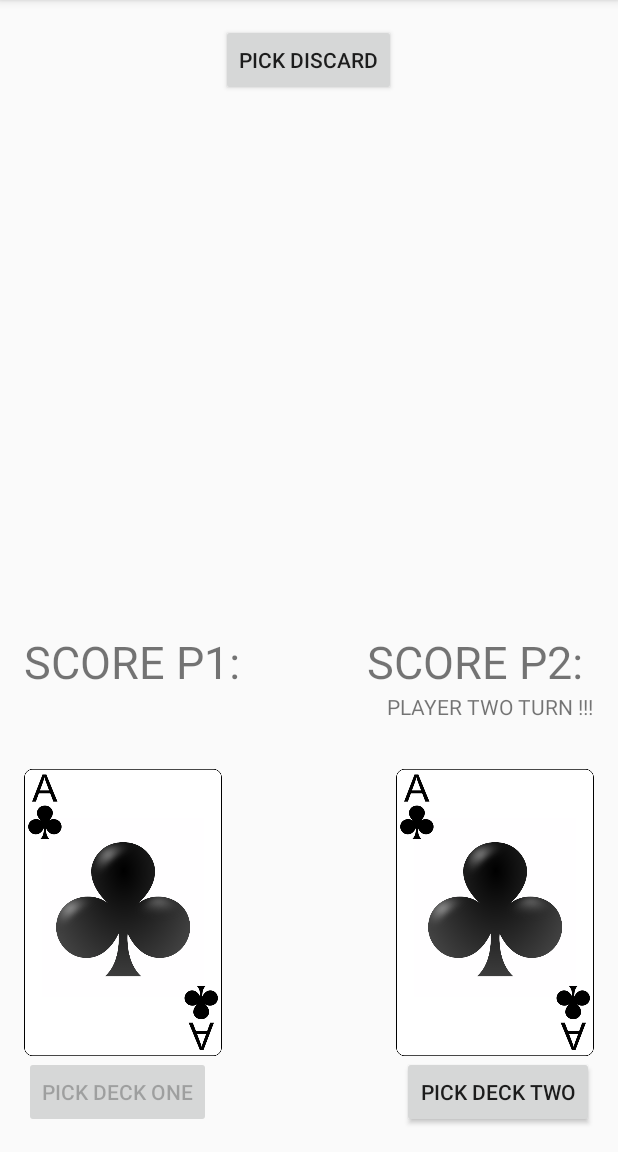
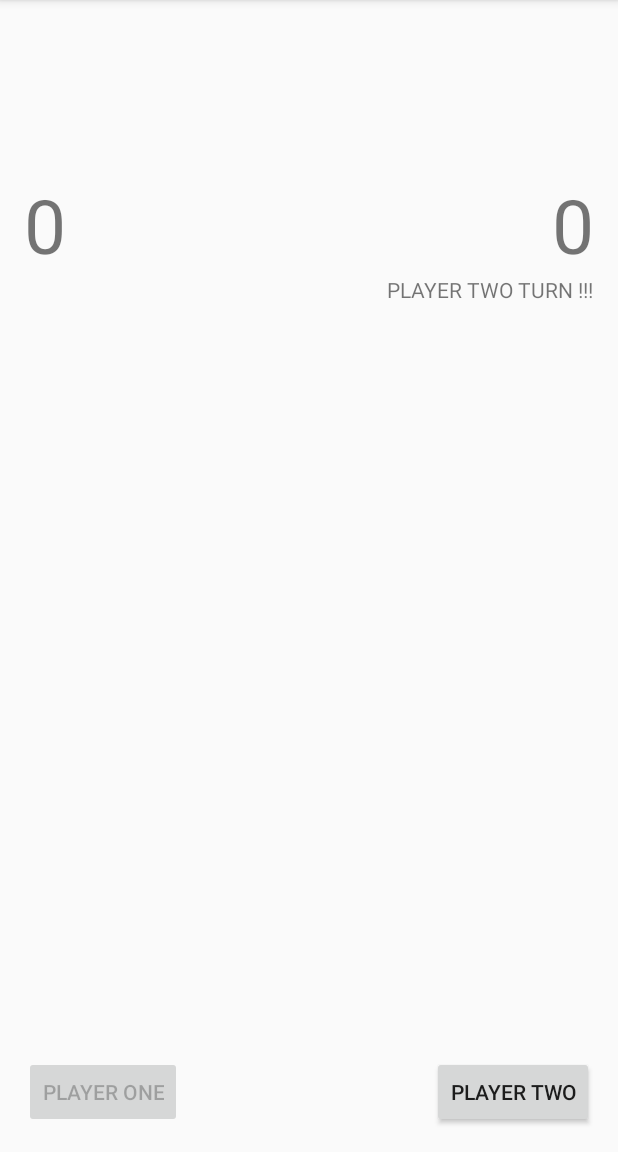
Before and after one commit to iksmiT/NewCardGameProject, an Android app: the PlayActivity screen opened directly, with no data from a screen before it, on a phone screen of 412 x 824 dp, the part 84-1236 px from its top. Run offline under Robolectric (Android 15) with nearby library versions, the phone set to English and light mode, and no system bars.

Commit message:
Pre-release

```diff
--- a/app/src/main/java/timski_ensicaen/newcardgameproject/PlayActivity.java
+++ b/app/src/main/java/timski_ensicaen/newcardgameproject/PlayActivity.java
@@ -17,6 +17,9 @@ public class PlayActivity extends AppCompatActivity {
     Button switchTurnButton = null;
     ImageView cardImageOne = null;
     ImageView cardImageTwo = null;
+    TextView scorePlayerOne = null;
+    TextView scorePlayerTwo = null;
+    TextView endText = null;
 
     @Override
     protected void onCreate(Bundle savedInstanceState) {
@@ -30,6 +33,9 @@ public class PlayActivity extends AppCompatActivity {
         switchTurnButton = (Button) findViewById(R.id.next_turn_button);
         cardImageOne = (ImageView) findViewById(R.id.image_view_one);
         cardImageTwo = (ImageView) findViewById(R.id.image_view_two);
+        scorePlayerOne = (TextView) findViewById(R.id.score_one_text);
+        scorePlayerTwo = (TextView) findViewById(R.id.score_two_text);
+        endText = (TextView) findViewById(R.id.end_text);
         initGame(mRound, pickDeckButtonOne, pickDeckButtonTwo, playerOneText, playerTwoText);
     }
 
@@ -67,24 +73,11 @@ public class PlayActivity extends AppCompatActivity {
                 Button pickDeckButtonOne = (Button) findViewById(R.id.pick_from_one);
                 Button pickDeckButtonTwo = (Button) findViewById(R.id.pick_from_two);
 
-
                 if (cardTwo != null) {
                     displayCardEntity(cardImageTwo, cardTwo.getId(), globalValues.customWidth, globalValues.customHeight);
                 }
                 //mRound.changeTurn();
                 turnSystem(mRound, pickDeckButtonOne, pickDeckButtonTwo, playerOneText, playerTwoText);
-            }
-        });
-
-        Button pickDiscardButton = (Button) findViewById(R.id.pick_from_discard);
-        pickDiscardButton.setOnClickListener(new View.OnClickListener() {
-            @Override
-            public void onClick(View v) {
-                ImageView cardImage = (ImageView) findViewById(R.id.image_view_discard);
-                CardEntity pickedCard = mCardDeck.pickCardEntityFromDiscard();
-                if (pickedCard != null) {
-                    displayCardEntity(cardImage, pickedCard.getId(), globalValues.customWidth, globalValues.customHeight);
-                }
             }
         });
 
@@ -97,9 +90,15 @@ public class PlayActivity extends AppCompatActivity {
                 TextView playerTwoText = (TextView) findViewById(R.id.text_two);
                 Button pickDeckButtonOne = (Button) findViewById(R.id.pick_from_one);
                 Button pickDeckButtonTwo = (Button) findViewById(R.id.pick_from_two);
-                newRound(mRound, pickDeckButtonOne, pickDeckButtonTwo, playerOneText, playerTwoText);
-                initGame(mRound, pickDeckButtonOne, pickDeckButtonTwo, playerOneText, playerTwoText);
-                //turnSystem(mRound, pickDeckButtonOne, pickDeckButtonTwo, playerOneText, playerTwoText);
+
+                if (mRound.getPhase() != Round.FINAL_PHASE) {
+                    newRound(mRound, pickDeckButtonOne, pickDeckButtonTwo, playerOneText, playerTwoText);
+                    initGame(mRound, pickDeckButtonOne, pickDeckButtonTwo, playerOneText, playerTwoText);
+                    //turnSystem(mRound, pickDeckButtonOne, pickDeckButtonTwo, playerOneText, playerTwoText);
+                } else {
+                    resetGame(mRound, pickDeckButtonOne, pickDeckButtonTwo, playerOneText, playerTwoText);
+                    initGame(mRound, pickDeckButtonOne, pickDeckButtonTwo, playerOneText, playerTwoText);
+                }
             }
         });
     }
@@ -140,6 +139,12 @@ public class PlayActivity extends AppCompatActivity {
     }
 
     public void initGame(Round round, Button buttonOne, Button buttonTwo, TextView mTextView1, TextView mTextView2) {
+        scorePlayerOne.setText(String.valueOf(round.getPlayerOneScore()));
+        scorePlayerTwo.setText(String.valueOf(round.getPlayerTwoScore()));
+        cardImageOne.setImageResource(android.R.color.transparent);
+        cardImageTwo.setImageResource(android.R.color.transparent);
+        switchTurnButton.setText("NEXT ROUND");
+        endText.setText("");
         if (round.getTurn() == Round.PLAYER_ONE_TURN) {
             buttonTwo.setEnabled(false);
             buttonOne.setEnabled(true);
@@ -153,6 +158,11 @@ public class PlayActivity extends AppCompatActivity {
             mTextView1.setText("");
         }
         switchTurnButton.setVisibility(View.GONE);
+    }
+
+    public void resetGame(Round round, Button buttonOne, Button buttonTwo, TextView mTextView1, TextView mTextView2) {
+        mCardDeck = new CardDeck();
+        mRound = new Round();
     }
 
     public void turnSystem(Round round, Button buttonOne, Button buttonTwo, TextView mTextView1, TextView mTextView2) {
@@ -183,7 +193,17 @@ public class PlayActivity extends AppCompatActivity {
                 mTextView2.setText("");
 
                 if (cardOne == null || cardTwo == null) {
-
+                    mTextView1.setText("");
+                    mTextView2.setText("");
+                    if (round.getPlayerOneScore() > round.getPlayerTwoScore()) {
+                        endText.setText("PLAYER 1 WINS");
+                    }
+                    else if (round.getPlayerTwoScore() > round.getPlayerOneScore()) {
+                        endText.setText("PLAYER 2 WINS");
+                    }
+                    else {endText.setText("DRAW GAME !");}
+                    switchTurnButton.setText("REMATCH");
+                    mRound.setPhase(Round.FINAL_PHASE);
                 }
                 else {
                     int winner = CardEntity.cardBattle(cardOne, cardTwo);
@@ -191,16 +211,23 @@ public class PlayActivity extends AppCompatActivity {
                     if (winner == Round.PLAYER_ONE_WINS) {
                         mTextView1.setText("PLAY ONE WINS !");
                         mTextView2.setText("PLAY TWO LOSES !");
+                        round.setPlayerOneScore(round.getPlayerOneScore() + round.getPoint());
+                        scorePlayerOne.setText(String.valueOf(round.getPlayerOneScore()));
+                        round.setPoint(1);
                     } else if (winner == Round.PLAYER_TWO_WINS) {
                         mTextView2.setText("PLAY TWO WINS !");
                         mTextView1.setText("PLAY ONE LOSES !");
+                        round.setPlayerTwoScore(round.getPlayerTwoScore() + round.getPoint());
+                        scorePlayerTwo.setText(String.valueOf(round.getPlayerTwoScore()));
+                        round.setPoint(1);
                     } else {
                         mTextView2.setText("DRAW !");
                         mTextView1.setText("DRAW !");
                         round.setPoint(round.getPoint() + 1);
                     }
-                    switchTurnButton.setVisibility(View.VISIBLE);
+
                 }
+                switchTurnButton.setVisibility(View.VISIBLE);
             }
         }
         Log.d("TURN SYSTEM","phase = " + String.valueOf(round.getPhase()) + " play_one_played = " + String.valueOf(round.getPlayerOnePlayed()) + " player_two_played = " + String.valueOf(round.getPlayerTwoPlayed()));
--- a/app/src/main/java/timski_ensicaen/newcardgameproject/Round.java
+++ b/app/src/main/java/timski_ensicaen/newcardgameproject/Round.java
@@ -7,6 +7,8 @@ public class Round {
     private boolean playerOnePlayed;
     private boolean playerTwoPlayed;
     private int point;
+    private int playerOneScore;
+    private int playerTwoScore;
 
     public static final int PLAYER_ONE_TURN     = 1;
     public static final int PLAYER_TWO_TURN     = 2;
@@ -27,6 +29,8 @@ public class Round {
         this.playerOnePlayed = false;
         this.playerTwoPlayed = false;
         this.point = 1;
+        this.playerOneScore = 0;
+        this.playerTwoScore = 0;
     }
 
     public int getTurn() {
@@ -77,6 +81,22 @@ public class Round {
         this.point = pnt;
     }
 
+    public int getPlayerOneScore() {
+        return playerOneScore;
+    }
+
+    public void setPlayerOneScore(int playerOneScore) {
+        this.playerOneScore = playerOneScore;
+    }
+
+    public int getPlayerTwoScore() {
+        return playerTwoScore;
+    }
+
+    public void setPlayerTwoScore(int playerTwoScore) {
+        this.playerTwoScore = playerTwoScore;
+    }
+
     public void changeTurn() {
         if (this.turn == PLAYER_ONE_TURN) {
             this.turn = PLAYER_TWO_TURN;
--- a/app/src/main/res/layout/activity_play.xml
+++ b/app/src/main/res/layout/activity_play.xml
@@ -22,15 +22,6 @@
         android:src="@drawable/ace_of_clubs_w720"
         />
         <!--  -->
-    <ImageView
-        android:layout_width="wrap_content"
-        android:layout_height="wrap_content"
-        android:adjustViewBounds="true"
-        android:maxHeight="192dp"
-        android:scaleType="fitCenter"
-        android:id="@+id/image_view_discard"
-        android:layout_below="@+id/pick_from_discard"
-        android:layout_centerHorizontal="true"
         />
     <ImageView
         android:layout_width="wrap_content"
@@ -46,67 +37,69 @@
     <Button
         android:layout_width="wrap_content"
         android:layout_height="wrap_content"
-        android:text="PICK DECK ONE"
+        android:text="PLAYER ONE"
         android:id="@+id/pick_from_one"
         android:layout_alignParentBottom="true"
         android:layout_alignParentStart="true" />
+
     <Button
         android:layout_width="wrap_content"
         android:layout_height="wrap_content"
-        android:text="PICK DISCARD"
-        android:id="@+id/pick_from_discard"
-        android:layout_alignParentTop="true"
-        android:layout_centerHorizontal="true" />
-    <Button
-        android:layout_width="wrap_content"
-        android:layout_height="wrap_content"
-        android:text="PICK DECK TWO"
+        android:text="PLAYER TWO"
         android:id="@+id/pick_from_two"
         android:layout_alignParentBottom="true"
         android:layout_alignParentEnd="true" />
     <TextView
         android:layout_width="wrap_content"
         android:layout_height="wrap_content"
-        android:text="SCORE P1: "
+        android:text="P1 "
         android:id="@+id/score_one_text"
-        android:layout_above="@+id/text_one"
+        android:textSize="50dp"
         android:layout_alignParentStart="true"
-        android:textSize="30dp"/>
+        android:layout_marginTop="100dp" />
 
     <TextView
         android:layout_width="wrap_content"
         android:layout_height="wrap_content"
-        android:text="SCORE P2: "
-        android:id="@+id/textView"
-        android:layout_above="@+id/text_two"
+        android:text="P2 "
+        android:id="@+id/score_two_text"
         android:layout_alignParentEnd="true"
         android:layout_alignTop="@id/score_one_text"
-        android:textSize="30dp"/>
+        android:textSize="50dp"/>
 
     <TextView
         android:layout_width="wrap_content"
         android:layout_height="wrap_content"
         android:id="@+id/text_one"
         android:text="TEXT ONE"
-        android:layout_above="@+id/image_view_one"
-        android:layout_alignParentStart="true"
-        android:layout_marginBottom="32dp" />
+        android:layout_below="@+id/score_one_text"
+        android:layout_alignParentStart="true" />
 
     <TextView
         android:layout_width="wrap_content"
         android:layout_height="wrap_content"
         android:id="@+id/text_two"
         android:text="TEXT TWO"
-        android:layout_alignTop="@+id/text_one"
+        android:layout_below="@+id/score_two_text"
         android:layout_alignParentEnd="true" />
 
     <Button
         android:layout_width="wrap_content"
         android:layout_height="wrap_content"
-        android:layout_below="@id/pick_from_discard"
+        android:layout_alignParentBottom="true"
         android:layout_centerHorizontal="true"
-        android:text="Next Turn"
+        android:text="Next Round"
         android:id="@+id/next_turn_button"/>
+
+    <TextView
+        android:layout_width="wrap_content"
+        android:layout_height="wrap_content"
+        android:id="@+id/end_text"
+        android:text="PLAYER X WINS"
+        android:layout_centerHorizontal="true"
+        android:layout_alignParentTop="true"
+        android:textSize="60dp"
+        android:textAlignment="center" />
 
 
 </RelativeLayout>
```
